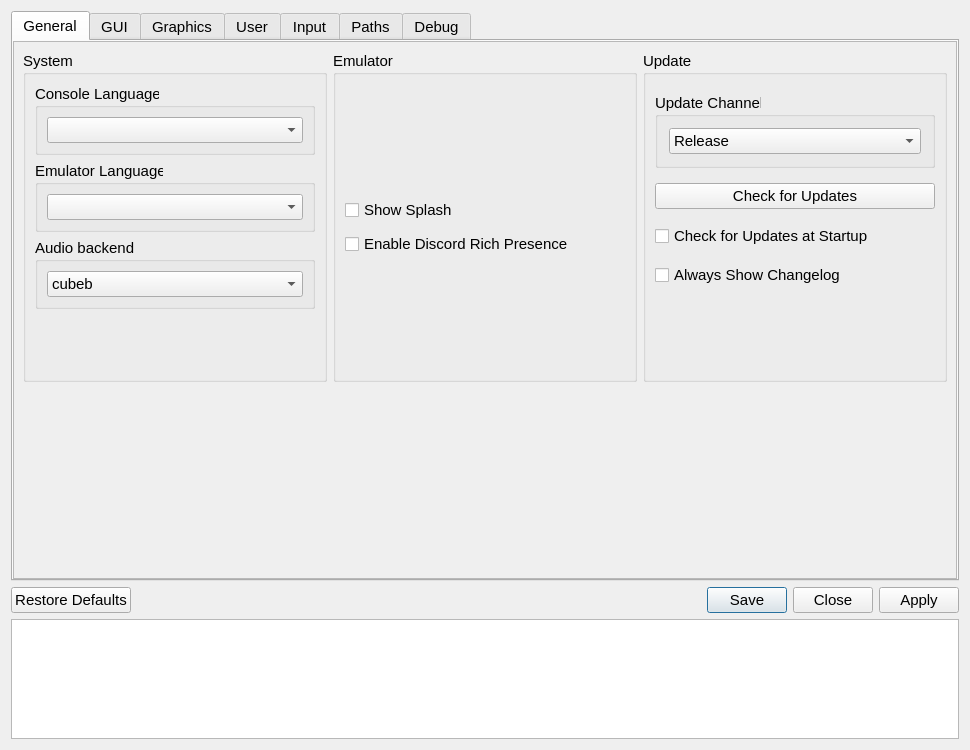
The window that src/qt_gui/settings_dialog.ui (rainmakerv3/shadPS4) describes before a commit, drawn with Qt 5.
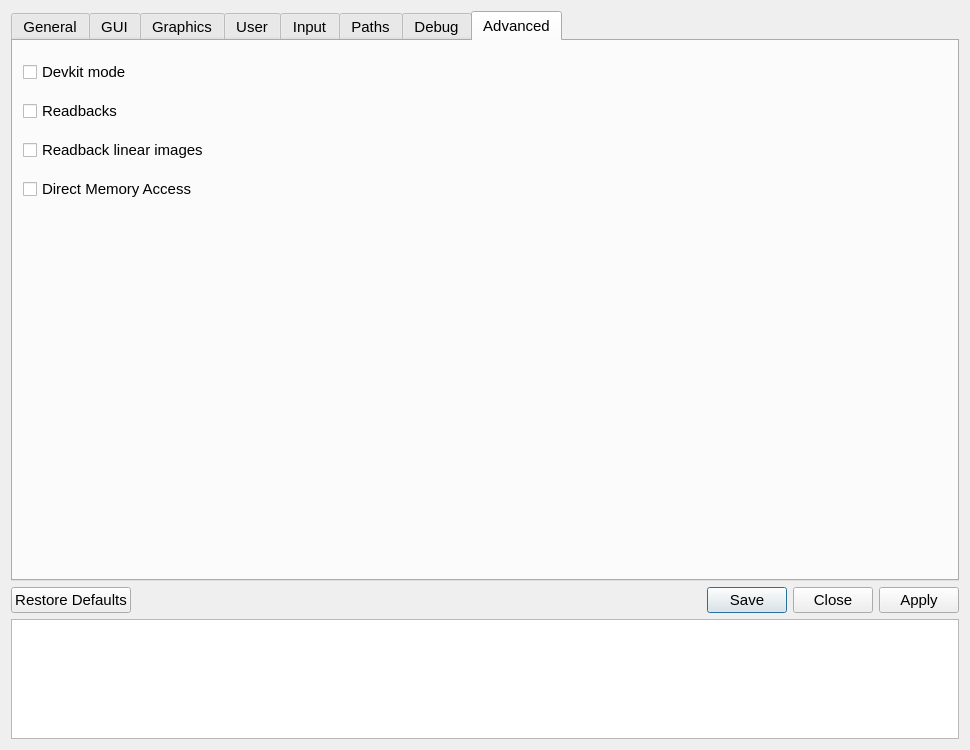
The same window after the commit. Icons and pictures are not drawn.

```diff
--- a/src/qt_gui/settings_dialog.ui
+++ b/src/qt_gui/settings_dialog.ui
@@ -59,7 +59,7 @@
       </size>
      </property>
      <property name="currentIndex">
-      <number>0</number>
+      <number>7</number>
      </property>
      <widget class="QScrollArea" name="generalTab">
       <property name="widgetResizable">
@@ -2072,6 +2072,51 @@
        </layout>
       </widget>
      </widget>
+     <widget class="QWidget" name="tab">
+      <attribute name="title">
+       <string>Advanced</string>
+      </attribute>
+      <widget class="QWidget" name="verticalLayoutWidget">
+       <property name="geometry">
+        <rect>
+         <x>10</x>
+         <y>10</y>
+         <width>931</width>
+         <height>161</height>
+        </rect>
+       </property>
+       <layout class="QVBoxLayout" name="verticalLayout_4">
+        <item>
+         <widget class="QCheckBox" name="DevkitCheckbox">
+          <property name="text">
+           <string>Devkit mode</string>
+          </property>
+         </widget>
+        </item>
+        <item>
+         <widget class="QCheckBox" name="ReadbacksCheckbox">
+          <property name="text">
+           <string>Readbacks</string>
+          </property>
+         </widget>
+        </item>
+        <item>
+         <widget class="QCheckBox" name="ReadbackLinearCheckbox">
+          <property name="text">
+           <string>Readback linear images</string>
+          </property>
+         </widget>
+        </item>
+        <item>
+         <widget class="QCheckBox" name="DMACheckbox">
+          <property name="text">
+           <string>Direct Memory Access</string>
+          </property>
+         </widget>
+        </item>
+       </layout>
+      </widget>
+     </widget>
     </widget>
    </item>
    <item>
```
